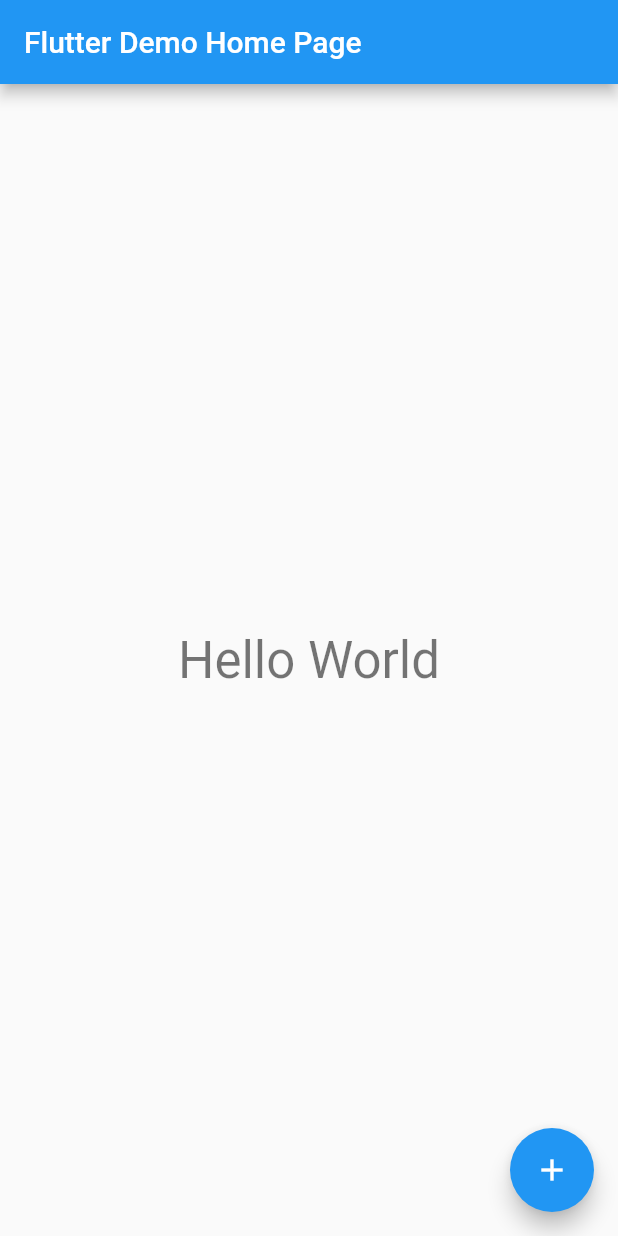
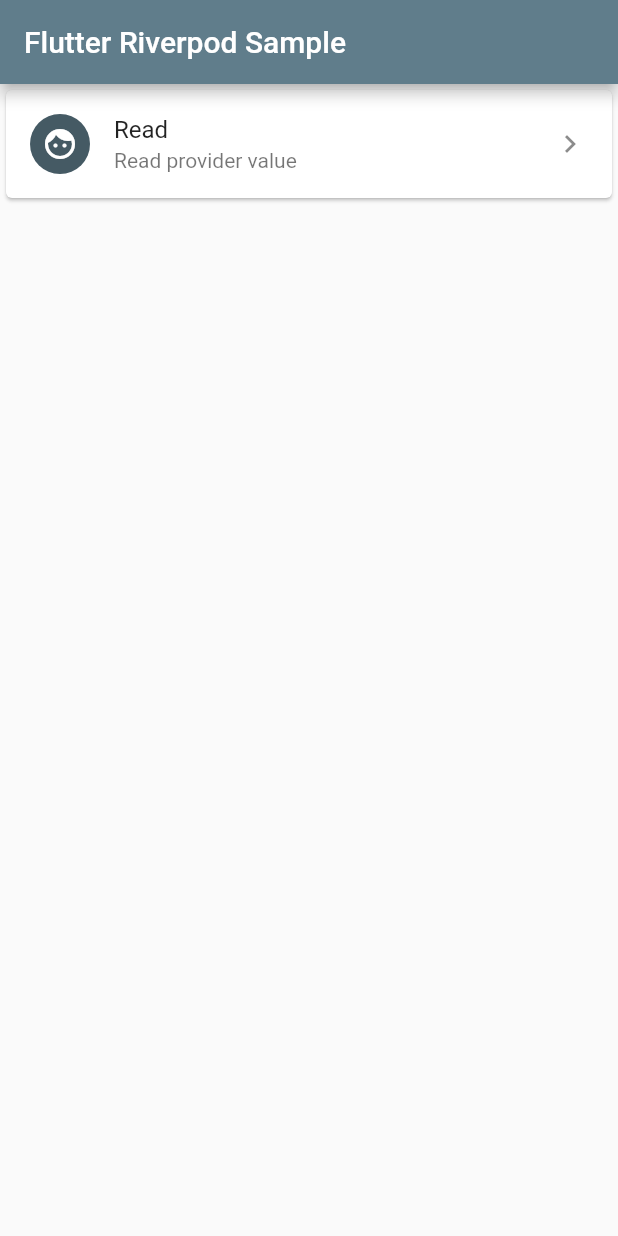
Before and after one commit to kubothink/flutter_riverpod_sample, a Flutter app: the screen it shows after launch, on a phone screen of 412 x 824 dp. Run offline on Flutter 3.47's test engine with Material 2 defaults, Android fonts, the phone set to English and light mode, and no system bars; our stand-ins replace flutter_riverpod.

Commit message:
read pageを分割

```diff
--- a/lib/main.dart
+++ b/lib/main.dart
@@ -1,5 +1,6 @@
 import 'package:flutter/material.dart';
 import 'package:flutter_riverpod/flutter_riverpod.dart';
+import 'package:flutter_riverpod_sample/read_page.dart';
 
 // Can read this value from app global scope.
 final helloWorldProvider = Provider((ref) => 'Hello World');
@@ -16,9 +17,9 @@
     return MaterialApp(
       title: 'Flutter Demo',
       theme: ThemeData(
-        primarySwatch: Colors.blue,
+        primarySwatch: Colors.blueGrey,
       ),
-      home: const MyHomePage(title: 'Flutter Demo Home Page'),
+      home: const MyHomePage(title: 'Flutter Riverpod Sample'),
     );
   }
 }
@@ -30,33 +31,31 @@
 
   @override
   Widget build(BuildContext context) {
-    // Use Consumer Widget as cover for state cahnge widget scope.
-    return Consumer(
-      builder: (BuildContext context, WidgetRef ref, Widget? child) {
-        final helloWorld = ref.read(helloWorldProvider);
-
     return Scaffold(
       appBar: AppBar(
         title: Text(title),
       ),
-          body: Center(
-            child: Column(
-              mainAxisAlignment: MainAxisAlignment.center,
+      body: Column(
+        mainAxisAlignment: MainAxisAlignment.start,
         children: <Widget>[
-                Text(
-                  helloWorld,
-                  style: Theme.of(context).textTheme.headline4,
+          Card(
+            child: ListTile(
+              leading: const CircleAvatar(
+                child: Icon(Icons.face),
+              ),
+              title: const Text('Read'),
+              subtitle: const Text('Read provider value'),
+              trailing: const Icon(Icons.keyboard_arrow_right),
+              onTap: () {
+                Navigator.of(context)
+                    .push(MaterialPageRoute(builder: (context) {
+                  return const ReadPage();
+                }));
+              },
+            ),
           ),
         ],
       ),
-          ),
-          floatingActionButton: FloatingActionButton(
-            onPressed: () {},
-            tooltip: 'Increment',
-            child: const Icon(Icons.add),
-          ), // This trailing comma makes auto-formatting nicer for build methods.
-        );
-      },
     );
   }
 }
```
Also changed, not shown: lib/read_page.dart (added, +47 -0 lines). Lines whose indentation alone changed are shown as unchanged.
